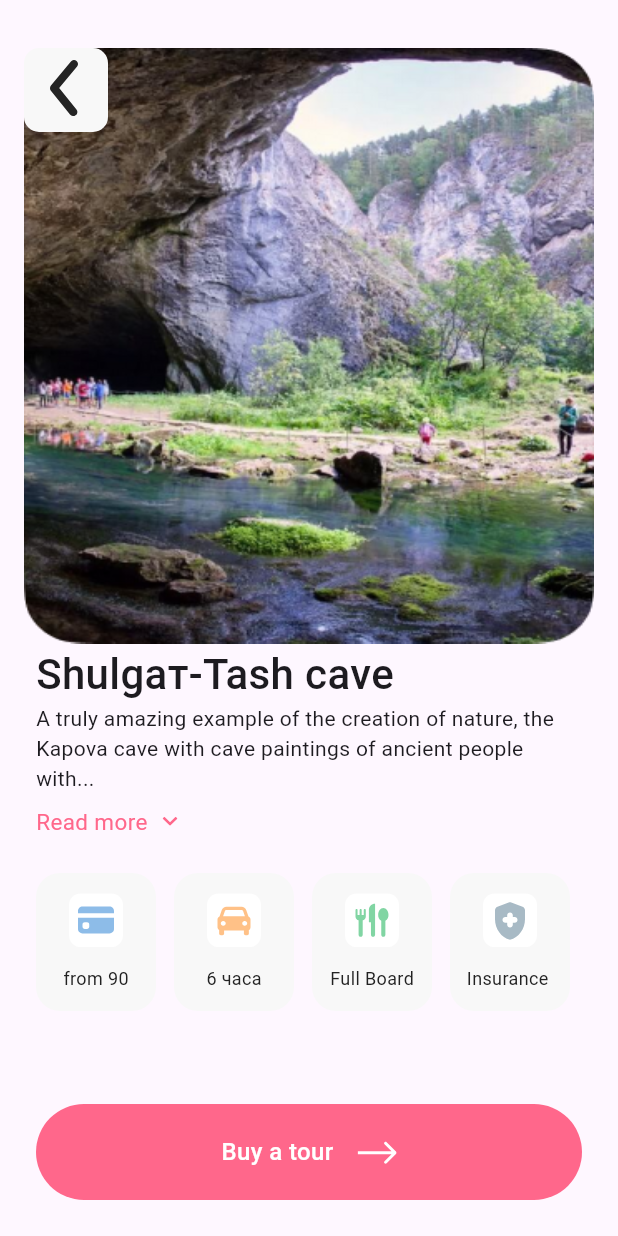
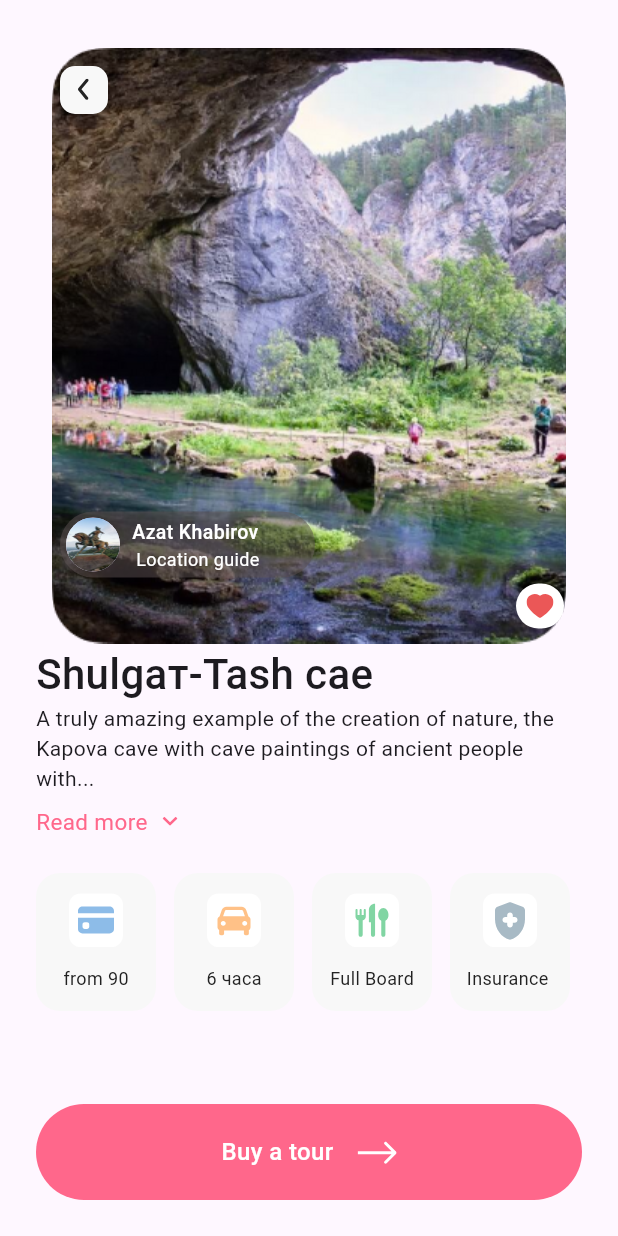
Before and after one commit to 20ET-MAN/flutter_tororial, a Flutter app: the TravelDetailScreen screen opened by its route, on a phone screen of 412 x 824 dp. Run offline on Flutter 3.47's test engine with Material 2 defaults, Android fonts, the light colour scheme and no system bars; our stand-ins replace auto_route, flutter_svg; missing offline and left inert: dart:ffi, flutter_state_notifier.

Commit message:
done 100% travel screen

```diff
--- a/lib/presentation/travel/travel_detail/travel_detail_screen.dart
+++ b/lib/presentation/travel/travel_detail/travel_detail_screen.dart
@@ -1,3 +1,5 @@
+import 'dart:ffi';
+
 import 'package:auto_route/auto_route.dart';
 import 'package:flutter/material.dart';
 import 'package:flutter_demo_proj/generated/assets.dart';
@@ -25,12 +27,17 @@ class TravelDetailScreen extends StatelessWidget {
           headerSliverBuilder: (BuildContext context, bool innerBoxIsScrolled) {
             return <Widget>[
               SliverAppBar(
-                expandedHeight: 397,
-                leading: Container(
-                  width: 16,
-                  height: 16,
-                  padding:
-                      const EdgeInsets.symmetric(vertical: 8, horizontal: 12),
+                automaticallyImplyLeading: false,
+                leading: GestureDetector(
+                  onTap: () {
+                    context.router.pop();
+                  },
+                  child: Container(
+                    width: 32,
+                    height: 32,
+                    margin: const EdgeInsets.only(left: 24, top: 12, bottom: 12),
+                    padding: const EdgeInsets.symmetric(
+                        vertical: 8, horizontal: 12),
                     decoration: BoxDecoration(
                         borderRadius: BorderRadius.circular(10),
                         color: const Color(0xFFF8F8F8)),
@@ -40,10 +47,98 @@ class TravelDetailScreen extends StatelessWidget {
                       height: 7,
                     ),
                   ),
+                ),
+                expandedHeight: 397,
                 flexibleSpace: FlexibleSpaceBar(
-                  background: Image.asset(
+                  collapseMode: CollapseMode.parallax,
+                  background: Center(
+                    child: Stack(
+                      alignment: Alignment.center,
+                      children: [
+                        Image.asset(
                           Assets.imagesImageAppbar,
+                        ),
+                        SizedBox(
+                          width: double.infinity,
+                          child: Column(
+                            mainAxisAlignment: MainAxisAlignment.end,
+                            crossAxisAlignment: CrossAxisAlignment.start,
+                            children: [
+                              Container(
+                                width: 170,
+                                height: 44,
+                                margin: const EdgeInsets.only(left: 24, bottom: 24),
+                                padding: const EdgeInsets.all(4),
+                                decoration: BoxDecoration(
+                                    color: const Color(0xFF5D5252).withOpacity(0.5),
+                                    borderRadius: BorderRadius.circular(50)),
+                                child: Row(
+                                  mainAxisAlignment: MainAxisAlignment.start,
+                                  children: [
+                                    CircleAvatar(
+                                      radius: 18,
+                                      child: ClipOval(
+                                        child: Image.asset(
+                                          Assets.imagesSalavatYulaev,
                                           fit: BoxFit.fill,
+                                          width: 36,
+                                          height: 36,
+                                        ),
+                                      ),
+                                    ),
+                                    const SizedBox(width: 8),
+                                    const Column(
+                                      children: [
+                                        Text(
+                                          'Azat Khabirov ',
+                                          style: TextStyle(
+                                              fontSize: 13,
+                                              color: Colors.white,
+                                              fontWeight: FontWeight.w500),
+                                        ),
+                                        Text(
+                                          'Location guide',
+                                          style: TextStyle(
+                                            fontSize: 12,
+                                            color: Colors.white,
+                                          ),
+                                        ),
+                                      ],
+                                    )
+                                  ],
+                                ),
+                              ),
+                              const SizedBox(height: 20)
+                            ],
+                          ),
+                        ),
+                        Column(
+                          mainAxisAlignment: MainAxisAlignment.end,
+                          children: [
+                            Row(
+                              mainAxisAlignment: MainAxisAlignment.end,
+                              crossAxisAlignment: CrossAxisAlignment.end,
+                              children: [
+                                Container(
+                                  padding: const EdgeInsets.all(7),
+                                  decoration: BoxDecoration(
+                                      color: Colors.white,
+                                      borderRadius: BorderRadius.circular(18)
+                                  ),
+                                  child: SvgPicture.asset(
+                                    Assets.iconsHeath,
+                                    width: 18,
+                                    height: 16,
+                                  ),
+                                ),
+                                const SizedBox(width: 20)
+                              ],
+                            ),
+                            const SizedBox(height: 10)
+                          ],
+                        )
+                      ],
+                    ),
                   ),
                 ),
               ),
@@ -56,7 +151,7 @@ class TravelDetailScreen extends StatelessWidget {
                 child: ListView(
                   children: [
                     const Text(
-                      'Shulgaт-Tash cave ',
+                      'Shulgaт-Tash cae ',
                       style:
                           TextStyle(fontWeight: FontWeight.w500, fontSize: 28),
                     ),
--- a/lib/presentation/travel/travel_like_screen.dart
+++ b/lib/presentation/travel/travel_like_screen.dart
@@ -7,7 +7,16 @@ class TravelLikeScreen extends StatelessWidget {
   @override
   Widget build(BuildContext context) {
     return const Scaffold(
-      body: Text('like'),
+      body: SizedBox(
+        width: double.infinity,
+        child: Column(
+          mainAxisAlignment: MainAxisAlignment.center,
+          crossAxisAlignment: CrossAxisAlignment.center,
+          children: [
+            Text('like'),
+          ],
+        ),
+      ),
     );
   }
 }
--- a/lib/presentation/travel/travel_message_screen.dart
+++ b/lib/presentation/travel/travel_message_screen.dart
@@ -7,7 +7,16 @@ class TravelMessageScreen extends StatelessWidget {
   @override
   Widget build(BuildContext context) {
     return const Scaffold(
-      body: Text('message'),
+      body: SizedBox(
+        width: double.infinity,
+        child: Column(
+          mainAxisAlignment: MainAxisAlignment.center,
+          crossAxisAlignment: CrossAxisAlignment.center,
+          children: [
+            Text('message'),
+          ],
+        ),
+      ),
     );
   }
 }
--- a/lib/presentation/travel/travel_setting_screen.dart
+++ b/lib/presentation/travel/travel_setting_screen.dart
@@ -7,8 +7,17 @@ class TravelSettingScreen extends StatelessWidget {
 
   @override
   Widget build(BuildContext context) {
-    return const Scaffold(
-      body: Text('setting'),
+    return  const Scaffold(
+      body: SizedBox(
+        width: double.infinity,
+        child: Column(
+          mainAxisAlignment: MainAxisAlignment.center,
+          crossAxisAlignment: CrossAxisAlignment.center,
+          children: [
+            Text('setting'),
+          ],
+        ),
+      ),
     );
   }
 }
```
Lines whose indentation alone changed are shown as unchanged.
